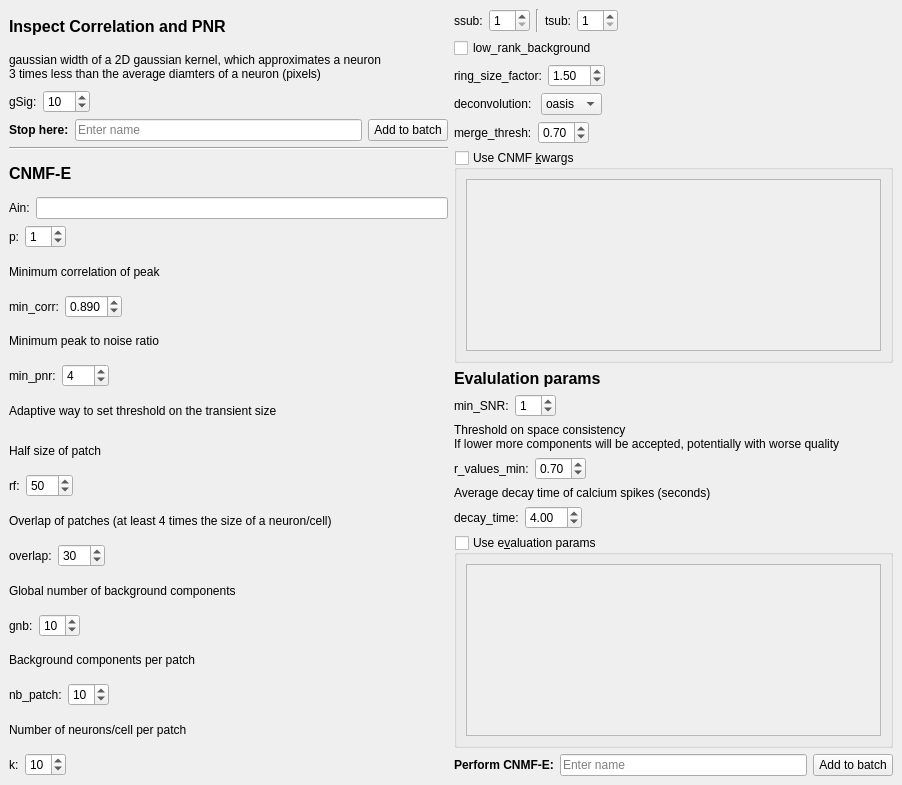
Before: the Qt Designer form mesmerize/viewer/modules/ui_files/cnmfe_pytemplate.ui in kushalkolar/MESmerize, drawn with Qt 5.
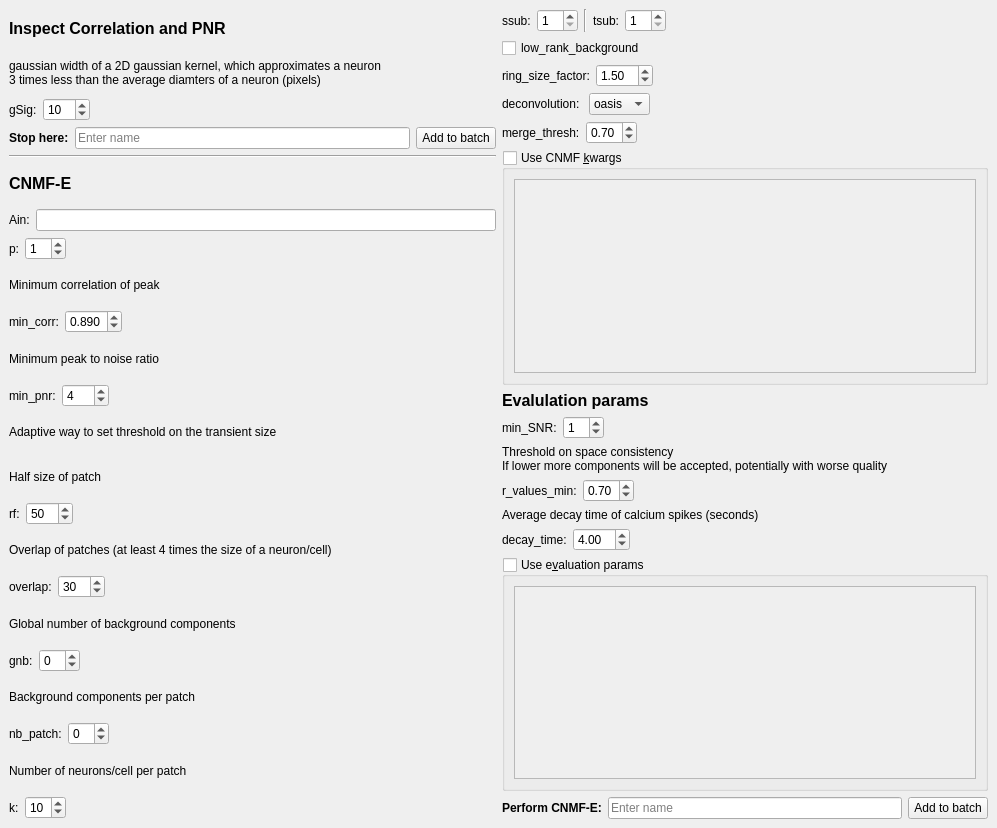
After: the same form once the commit is applied.

Commit message: fix cnmfe bugs, uses the CNMFParams object instead of feeding kwargs directly to the CNMF object

Diff of the .ui file:
```diff
--- a/mesmerize/viewer/modules/ui_files/cnmfe_pytemplate.ui
+++ b/mesmerize/viewer/modules/ui_files/cnmfe_pytemplate.ui
@@ -9,8 +9,8 @@
    <rect>
     <x>0</x>
     <y>0</y>
-    <width>902</width>
-    <height>785</height>
+    <width>997</width>
+    <height>828</height>
    </rect>
   </property>
   <property name="floating">
@@ -380,11 +380,14 @@
         </item>
         <item>
          <widget class="QSpinBox" name="spinBoxGnb">
+          <property name="minimum">
+           <number>-1</number>
+          </property>
           <property name="maximum">
            <number>99</number>
           </property>
           <property name="value">
-           <number>10</number>
+           <number>0</number>
           </property>
          </widget>
         </item>
@@ -422,10 +425,10 @@
         <item>
          <widget class="QSpinBox" name="spinBoxNb_patch">
           <property name="minimum">
-           <number>1</number>
+           <number>-1</number>
           </property>
           <property name="value">
-           <number>10</number>
+           <number>0</number>
           </property>
          </widget>
         </item>
@@ -463,7 +466,7 @@
         <item>
          <widget class="QSpinBox" name="spinBoxK">
           <property name="minimum">
-           <number>1</number>
+           <number>0</number>
           </property>
           <property name="value">
            <number>10</number>
```
The commit also changes 3 other files.
